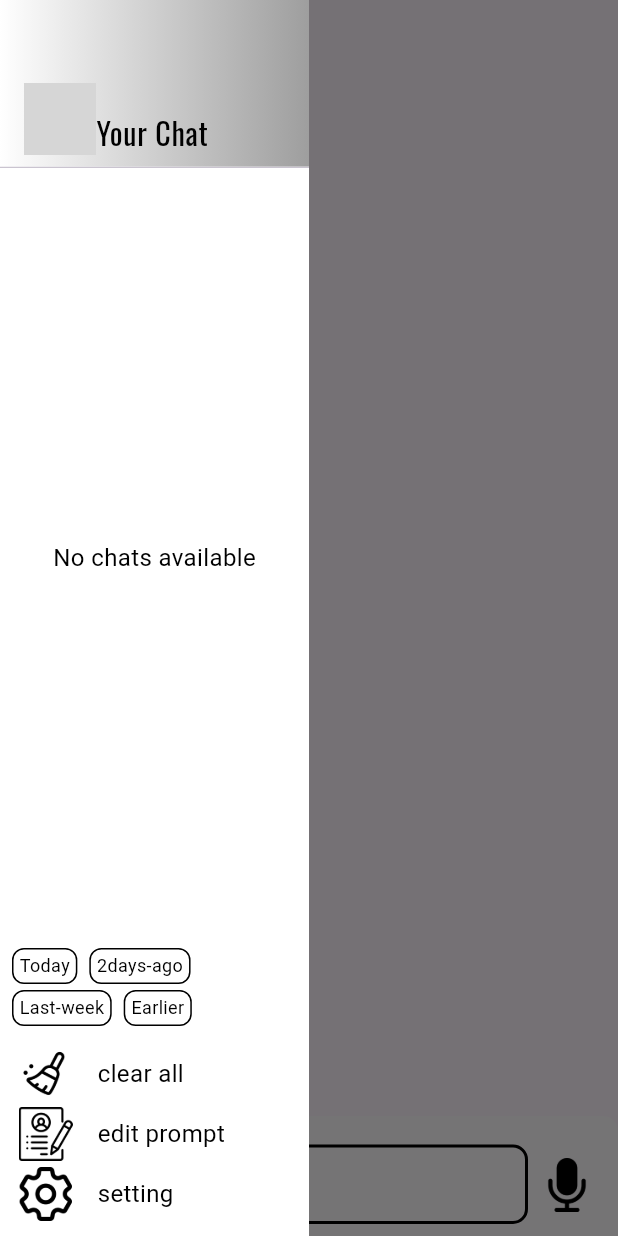
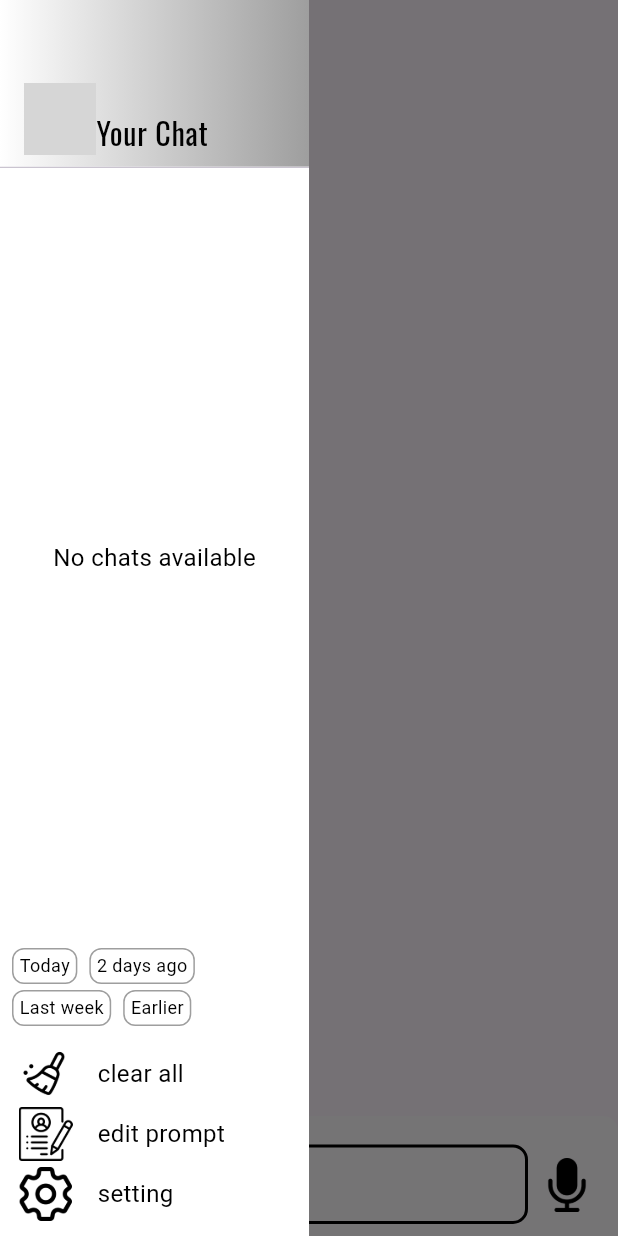
Before and after one commit to Aethey/flutter_gpt_chat_demo, a Flutter app: the screen it shows after launch, after a tap on the "menu" icon, on a phone screen of 412 x 824 dp. Run offline on Flutter 3.47's test engine with Material 3 defaults, Android fonts, the phone set to English and light mode, and no system bars; our stand-ins replace cloud_firestore, dio, firebase_auth, firebase_core, fluro, flutter_dotenv and 12 more; missing offline and left inert: dart:ffi, markdown; accounts and stored records are empty; generated files the repository leaves out were written again; grey boxes are pictures that could not be loaded.

Commit message:
add date filter logic code

```diff
--- a/lib/config_dev.dart
+++ b/lib/config_dev.dart
@@ -12,4 +12,11 @@ class AppConfig {
   static String commonModel = "gpt-4o-mini";
   static String highModel = "gpt-4o-mini";
   static int schemaVersion = 1;
+
+  static Map<int, String> filterMap = {
+    0: "Today",
+    1: "2 days ago",
+    2: "Last week",
+    3: "Earlier"
+  };
 }
--- a/lib/state/session_list_state.dart
+++ b/lib/state/session_list_state.dart
@@ -2,10 +2,17 @@ import 'package:flutter_riverpod/flutter_riverpod.dart';
 import 'package:hive/hive.dart';
 import 'package:ry_chat/data/database/hive_db.dart';
 
+import '../app_utils.dart';
 import '../entity/chat_session.dart';
 
+// final sessionListProvider =
+//     StateNotifierProvider<SessionListNotifier, List<ChatSession>>((ref) {
+//   return SessionListNotifier();
+// });
+
 final sessionListProvider =
-    StateNotifierProvider<SessionListNotifier, List<ChatSession>>((ref) {
+    StateNotifierProvider.autoDispose<SessionListNotifier, List<ChatSession>>(
+        (ref) {
   return SessionListNotifier();
 });
 
@@ -29,6 +36,27 @@ class SessionListNotifier extends StateNotifier<List<ChatSession>> {
     state = sessions; // Update state with the loaded sessions
   }
 
+  Future<void> filterSessionsByDateLabel(String dateLabel) async {
+    List<ChatSession> sessions = await HiveDB.readAllChatSessions();
+    if (dateLabel == "all") {
+      state = sessions;
+    } else {
+      final dateRange = AppUtils.instance.getDateRangeForLabel(dateLabel);
+      final startDate = dateRange['startDate']!;
+      final endDate = dateRange['endDate']!;
+
+      final filteredSessions = sessions.where((session) {
+        // Adjust this based on how `date` is stored in `ChatSession`
+        final sessionDate = session.updateTimestamp;
+        return sessionDate!
+                .isAfter(startDate.subtract(const Duration(days: 1))) &&
+            sessionDate.isBefore(endDate.add(const Duration(days: 1)));
+      }).toList();
+
+      state = filteredSessions;
+    }
+  }
+
   void clearSessions() async {
     await HiveDB.clearSessions();
     state = []; // Update state to empty list.
--- a/lib/view/chat/components/chat_session_list.dart
+++ b/lib/view/chat/components/chat_session_list.dart
@@ -1,3 +1,5 @@
+import 'dart:math';
+
 import 'package:flutter/material.dart';
 import 'package:flutter_riverpod/flutter_riverpod.dart';
 import 'package:flutter_screenutil/flutter_screenutil.dart';
@@ -5,19 +7,31 @@ import 'package:google_fonts/google_fonts.dart';
 import 'package:intl/intl.dart';
 import 'package:ry_chat/app_utils.dart';
 
+import '../../../config_dev.dart';
 import '../../../entity/chat_session.dart';
 import '../../../state/chat_state.dart';
 import '../../../state/session_list_state.dart';
+import 'filter_tags.dart';
 
 typedef OnItemClick = void Function();
 
-class ChatSessionList extends ConsumerWidget {
+class ChatSessionList extends ConsumerStatefulWidget {
   const ChatSessionList(this.sessionList, {super.key});
+
   final List<ChatSession> sessionList;
+  @override
+  ChatSessionListState createState() => ChatSessionListState();
+}
+
+class ChatSessionListState extends ConsumerState<ChatSessionList> {
+  @override
+  void initState() {
+    ref.read(sessionListProvider.notifier).loadSessions();
+    super.initState();
+  }
 
   @override
-  Widget build(BuildContext context, WidgetRef ref) {
-    ref.read(sessionListProvider.notifier).loadSessions();
+  Widget build(BuildContext context) {
     return Container(
       color: Colors.white,
       width: 1.sw / 2,
@@ -58,7 +72,7 @@ class ChatSessionList extends ConsumerWidget {
             ),
           ),
           Expanded(
-              child: sessionList.isEmpty
+              child: widget.sessionList.isEmpty
                   ? const Center(
                       child: Text(
                         "No chats available",
@@ -66,13 +80,12 @@ class ChatSessionList extends ConsumerWidget {
                       ),
                     )
                   : ListView.builder(
-                      itemCount: sessionList.length,
+                      itemCount: widget.sessionList.length,
                       itemBuilder: (context, index) {
-                        return _buildConversionItem(sessionList[index], index,
-                            () {
-                          ref
-                              .read(chatProvider.notifier)
-                              .setCurrentSession(id: sessionList[index].id);
+                        return _buildConversionItem(
+                            widget.sessionList[index], index, () {
+                          ref.read(chatProvider.notifier).setCurrentSession(
+                              id: widget.sessionList[index].id);
                           Navigator.pop(context);
                         }, context, ref);
                       })),
@@ -84,15 +97,19 @@ class ChatSessionList extends ConsumerWidget {
               mainAxisAlignment: MainAxisAlignment.start,
               crossAxisAlignment: CrossAxisAlignment.start,
               children: [
-                Wrap(
-                  spacing: 8.0, // 水平间距
-                  runSpacing: 4.0, // 垂直间距
-                  children: [
-                    _buildFilterItem("Today"),
-                    _buildFilterItem("2days-ago"),
-                    _buildFilterItem("Last-week"),
-                    _buildFilterItem("Earlier"),
-                  ],
+                FilterTags(
+                  onSelectionChanged: (selectedTags) {
+                    if (selectedTags.isNotEmpty) {
+                      ref
+                          .read(sessionListProvider.notifier)
+                          .filterSessionsByDateLabel(
+                              AppConfig.filterMap[selectedTags.reduce(max)]!);
+                    } else {
+                      ref
+                          .read(sessionListProvider.notifier)
+                          .filterSessionsByDateLabel("all");
+                    }
+                  },
                 ),
                 const SizedBox(
                   height: 12,
@@ -107,24 +124,6 @@ class ChatSessionList extends ConsumerWidget {
           )
           // Add more list tiles for more users
         ],
-      ),
-    );
-  }
-
-  Widget _buildFilterItem(String text) {
-    return Container(
-      padding: const EdgeInsets.all(4.0),
-      decoration: BoxDecoration(
-        // color: Colors.grey[300],
-        border: Border.all(
-          color: Colors.black,
-          width: 1.0,
-        ),
-        borderRadius: BorderRadius.circular(8),
-      ),
-      child: Text(
-        text,
-        style: const TextStyle(color: Colors.black, fontSize: 12),
       ),
     );
   }
@@ -167,15 +166,15 @@ class ChatSessionList extends ConsumerWidget {
     BuildContext context,
     WidgetRef ref,
   ) {
-    String formattedDate =
-        DateFormat('yyyy-MM-dd').format(sessionList[index].updateTimestamp!);
+    String formattedDate = DateFormat('yyyy-MM-dd')
+        .format(widget.sessionList[index].updateTimestamp!);
     bool showHeader = index == 0 ||
         formattedDate !=
             DateFormat('yyyy-MM-dd')
-                .format(sessionList[index - 1].updateTimestamp!);
+                .format(widget.sessionList[index - 1].updateTimestamp!);
     if (showHeader) {
-      String dateTip = AppUtils.instance
-          .formatDateRelativeToToday(sessionList[index].updateTimestamp!);
+      String dateTip = AppUtils.instance.formatDateRelativeToToday(
+          widget.sessionList[index].updateTimestamp!);
     }
 
     return Container(
--- /dev/null
+++ b/lib/view/chat/components/filter_tags.dart
@@ -0,0 +1,77 @@
+import 'package:flutter/material.dart';
+
+import '../../../config_dev.dart';
+
+class FilterTags extends StatefulWidget {
+  final ValueChanged<List<int>> onSelectionChanged;
+
+  const FilterTags({super.key, required this.onSelectionChanged});
+
+  @override
+  State<FilterTags> createState() => _FilterTagsState();
+}
+
+class _FilterTagsState extends State<FilterTags> {
+  final Iterable<int> _tags = AppConfig.filterMap.keys;
+  final ValueNotifier<List<int>> _selectedTags = ValueNotifier([]);
+
+  @override
+  Widget build(BuildContext context) {
+    return Wrap(
+      spacing: 8.0,
+      runSpacing: 4.0,
+      children: _tags.map((tag) => _buildFilterItem(tag)).toList(),
+    );
+  }
+
+  Widget _buildFilterItem(int index) {
+    return ValueListenableBuilder<List<int>>(
+      valueListenable: _selectedTags,
+      builder: (context, selected, _) {
+        final isSelected = selected.contains(index);
+        return GestureDetector(
+          onTap: () {
+            _toggleTag(index);
+          },
+          child: Container(
+            padding: const EdgeInsets.all(4.0),
+            decoration: BoxDecoration(
+              color: isSelected ? Colors.grey[300] : Colors.transparent,
+              border: Border.all(
+                color: isSelected ? Colors.black : Colors.grey,
+                width: 1.0,
+              ),
+              borderRadius: BorderRadius.circular(8),
+            ),
+            child: Text(
+              AppConfig.filterMap[index]!,
+              style: TextStyle(
+                color: isSelected ? Colors.black : Colors.black,
+                fontSize: 12,
+              ),
+            ),
+          ),
+        );
+      },
+    );
+  }
+
+  void _toggleTag(int index) {
+    if (_selectedTags.value.contains(index)) {
+      // remove tag
+      _selectedTags.value = List.from(_selectedTags.value)..remove(index);
+    } else {
+      // add tag
+      _selectedTags.value = List.from(_selectedTags.value)..add(index);
+    }
+
+    // Call the callback to notify outside
+    widget.onSelectionChanged(_selectedTags.value);
+  }
+
+  @override
+  void dispose() {
+    _selectedTags.dispose();
+    super.dispose();
+  }
+}
```
Also changed, not shown: lib/app_utils.dart (+34 -0 lines).
